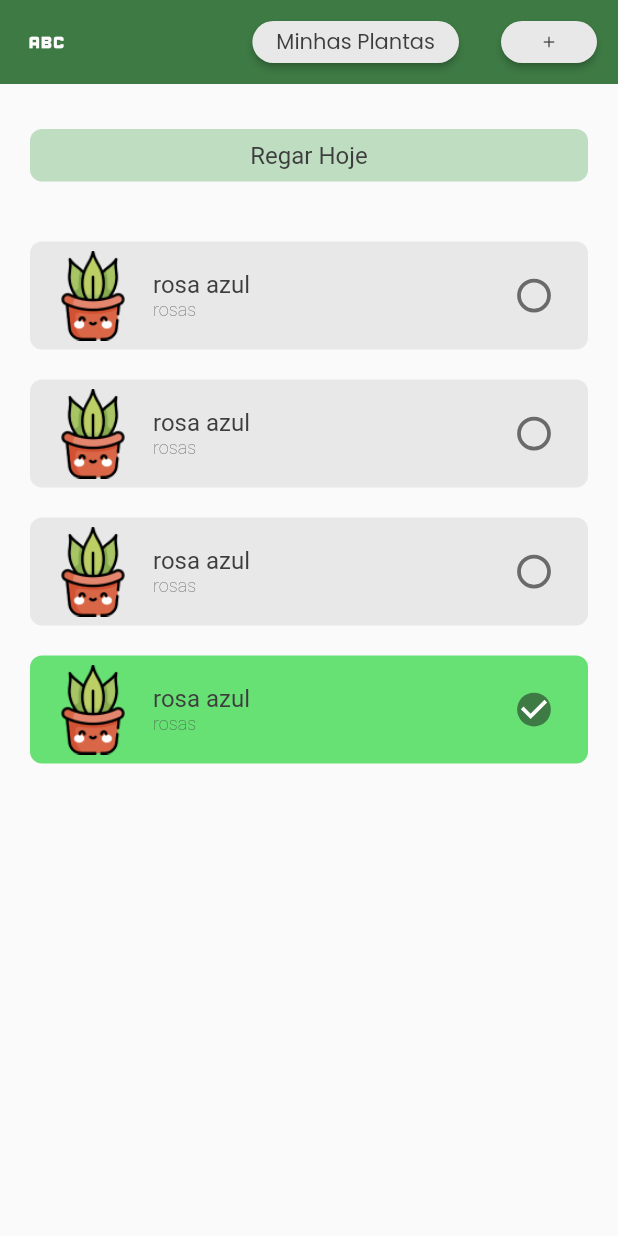
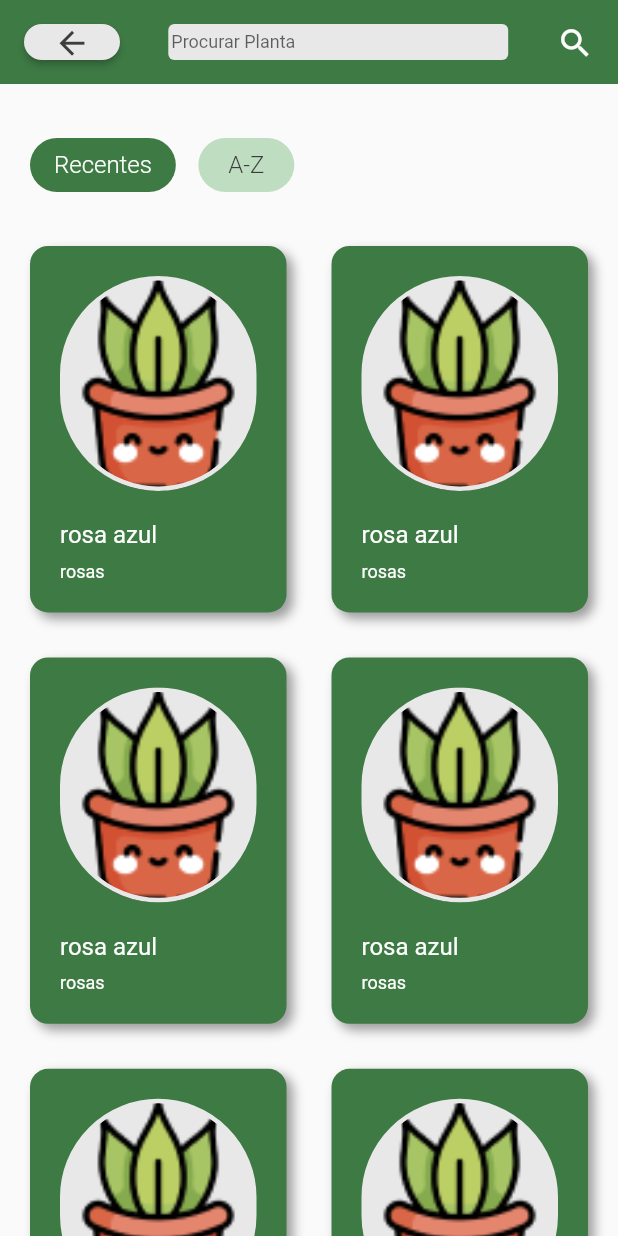
Before and after one commit to karoldm/myplants, a Flutter app: the screen it shows after launch, on a phone screen of 412 x 824 dp. Run offline on Flutter 3.47's test engine with Material 2 defaults, Android fonts, the phone set to English and light mode, and no system bars.

Commit message:
create my plants screen and search plant

```diff
--- a/lib/main.dart
+++ b/lib/main.dart
@@ -1,8 +1,9 @@
 import 'package:flutter/material.dart';
-import 'package:myplants/screens/home/HomeScreen.dart';
 
 import 'package:myplants/themes/ColorThemes.dart';
 
+import 'package:myplants/screens/home/HomeScreen.dart';
+import 'package:myplants/screens/myplants/MyPlantsScreen.dart';
 import 'package:myplants/screens/splash/SplashScreen.dart';
 
 void main() {
@@ -19,9 +20,10 @@ class MyApp extends StatelessWidget {
       debugShowCheckedModeBanner: false,
       title: 'Flutter Demo',
       theme: ThemeData(
-        primarySwatch: Colors.green,
+        primarySwatch: Colors.grey,
       ),
-      home: const HomeScreen(),
+      home: const MyPlantsScreen(),
+      //const HomeScreen(),
       //const SplashScreen(),
     );
   }
--- a/lib/models/plant.dart
+++ b/lib/models/plant.dart
@@ -26,11 +26,11 @@ class Plant {
 
     map['id'] = id;
     map['especie'] = especie;
-    map['category'] = especie;
-    map['humidity'] = especie;
-    map['sun'] = especie;
-    map['photoPath'] = especie;
-    map['rememberWater'] = especie;
+    map['category'] = category;
+    map['humidity'] = humidity;
+    map['sun'] = sun;
+    map['photoPath'] = photoPath;
+    map['rememberWater'] = rememberWater;
     map['daysWater'] = daysWater.toString();
 
     return map;
--- a/lib/screens/home/HomeScreen.dart
+++ b/lib/screens/home/HomeScreen.dart
@@ -8,7 +8,7 @@ import '../../themes/ColorThemes.dart';
 import 'PlantWaterCard.dart';
 
 class HomeScreen extends StatefulWidget {
-  const HomeScreen({super.key});
+  HomeScreen({super.key});
 
   @override
   State<HomeScreen> createState() => _HomeScreenState();
@@ -58,7 +58,7 @@ class _HomeScreenState extends State<HomeScreen> {
                 child: ElevatedButton(
                     style: ElevatedButton.styleFrom(
                         shape: const StadiumBorder(),
-                        backgroundColor: ColorThemes.gray),
+                        backgroundColor: ColorThemes.grey),
                     onPressed: myPlants,
                     child: const Text('Minhas Plantas',
                         style: TextStyle(
@@ -71,7 +71,7 @@ class _HomeScreenState extends State<HomeScreen> {
                 child: ElevatedButton(
                     style: ElevatedButton.styleFrom(
                         shape: const StadiumBorder(),
-                        backgroundColor: ColorThemes.gray),
+                        backgroundColor: ColorThemes.grey),
                     onPressed: newPlant,
                     child: const Icon(
                       Icons.add,
--- a/lib/screens/home/PlantWaterCard.dart
+++ b/lib/screens/home/PlantWaterCard.dart
@@ -10,13 +10,13 @@ class PlantWaterCard extends StatefulWidget {
   PlantWaterCard({super.key, required this.plant});
 
   @override
-  State<StatefulWidget> createState() => PlantWaterCardState(plant: plant);
+  State<StatefulWidget> createState() => _PlantWaterCardState(plant: plant);
 }
 
-class PlantWaterCardState extends State<PlantWaterCard> {
+class _PlantWaterCardState extends State<PlantWaterCard> {
   PlantWater plant;
 
-  PlantWaterCardState({required this.plant});
+  _PlantWaterCardState({required this.plant});
 
   bool check = false;
 
@@ -30,7 +30,7 @@ class PlantWaterCardState extends State<PlantWaterCard> {
                 color: ColorThemes.mediumGreen,
                 borderRadius: BorderRadius.all(Radius.circular(8)))
             : const BoxDecoration(
-                color: ColorThemes.gray,
+                color: ColorThemes.grey,
                 borderRadius: BorderRadius.all(Radius.circular(8))),
         child: Row(
           children: [
--- /dev/null
+++ b/lib/screens/myplants/MyPlantsScreen.dart
@@ -0,0 +1,210 @@
+import 'package:flutter/material.dart';
+
+import '../../models/Plant.dart';
+
+import '../../themes/ColorThemes.dart';
+import 'PlantCard.dart';
+
+class MyPlantsScreen extends StatefulWidget {
+  const MyPlantsScreen({super.key});
+
+  @override
+  State<StatefulWidget> createState() => _MyPlantsScreenState();
+}
+
+class _MyPlantsScreenState extends State<MyPlantsScreen> {
+  late TextEditingController _searchTextController = TextEditingController();
+  late MediaQueryData media = MediaQuery.of(context);
+
+  List<Plant> plants = [
+    const Plant(
+        id: 0,
+        especie: 'rosa azul',
+        category: 'rosas',
+        photoPath: 'assets/images/defaultPlantImage.png',
+        sun: 3,
+        humidity: 2,
+        rememberWater: false,
+        daysWater: []),
+    const Plant(
+        id: 2,
+        especie: 'rosa azul',
+        category: 'rosas',
+        photoPath: 'assets/images/defaultPlantImage.png',
+        sun: 3,
+        humidity: 2,
+        rememberWater: false,
+        daysWater: []),
+    const Plant(
+        id: 3,
+        especie: 'rosa azul',
+        category: 'rosas',
+        photoPath: 'assets/images/defaultPlantImage.png',
+        sun: 3,
+        humidity: 2,
+        rememberWater: false,
+        daysWater: []),
+    const Plant(
+        id: 4,
+        especie: 'rosa azul',
+        category: 'rosas',
+        photoPath: 'assets/images/defaultPlantImage.png',
+        sun: 3,
+        humidity: 2,
+        rememberWater: false,
+        daysWater: []),
+    const Plant(
+        id: 5,
+        especie: 'rosa azul',
+        category: 'rosas',
+        photoPath: 'assets/images/defaultPlantImage.png',
+        sun: 3,
+        humidity: 2,
+        rememberWater: false,
+        daysWater: []),
+    const Plant(
+        id: 6,
+        especie: 'rosa vermelha',
+        category: 'rosas',
+        photoPath: 'assets/images/defaultPlantImage.png',
+        sun: 3,
+        humidity: 2,
+        rememberWater: false,
+        daysWater: []),
+  ];
+
+  List<Plant> plantsToDisplay = [];
+
+  @override
+  void initState() {
+    for (var p in plants) {
+      plantsToDisplay.add(p);
+    }
+    super.initState();
+  }
+
+  @override
+  Widget build(BuildContext context) {
+    return Scaffold(
+        appBar: AppBar(
+          backgroundColor: ColorThemes.darkGreen,
+          elevation: 0,
+          title: const Text(''),
+          actions: [
+            Expanded(
+              child: Padding(
+                padding: const EdgeInsets.all(16),
+                child: Row(
+                  mainAxisAlignment: MainAxisAlignment.spaceBetween,
+                  children: [
+                    ElevatedButton(
+                        style: ElevatedButton.styleFrom(
+                            shape: const StadiumBorder(),
+                            backgroundColor: ColorThemes.grey),
+                        onPressed: back,
+                        child: const Icon(Icons.arrow_back,
+                            color: ColorThemes.dark, size: 25)),
+                    Container(
+                      padding: const EdgeInsets.only(left: 2),
+                      decoration: const BoxDecoration(
+                          color: ColorThemes.grey,
+                          borderRadius: BorderRadius.all(Radius.circular(4))),
+                      width: media.size.width * 0.55,
+                      child: TextField(
+                        style: const TextStyle(fontSize: 14),
+                        decoration: const InputDecoration(
+                            hintText: 'Procurar Planta',
+                            hintStyle: TextStyle(fontSize: 12),
+                            enabledBorder: InputBorder.none,
+                            focusedBorder: InputBorder.none,
+                            border: OutlineInputBorder(),
+                            focusColor: ColorThemes.dark),
+                        controller: _searchTextController,
+                        onChanged: (value) {
+                          setState(() {
+                            plantsToDisplay.clear();
+                            for (var p in plants) {
+                              plantsToDisplay.add(p);
+                            }
+                            if (value != '') {
+                              plantsToDisplay.removeWhere((plant) =>
+                                  !(plant.especie.contains(value) ||
+                                      plant.category.contains(value)));
+                            }
+                          });
+                        },
+                      ),
+                    ),
+                    const Icon(Icons.search,
+                        color: ColorThemes.light, size: 25),
+                  ],
+                ),
+              ),
+            ),
+          ],
+        ),
+        body: Column(
+          children: [
+            Row(
+              mainAxisAlignment: MainAxisAlignment.start,
+              crossAxisAlignment: CrossAxisAlignment.center,
+              children: [
+                Padding(
+                  padding: const EdgeInsets.fromLTRB(20, 30, 0, 0),
+                  child: ElevatedButton(
+                    onPressed: () {},
+                    style: ElevatedButton.styleFrom(
+                      elevation: 0,
+                      padding: const EdgeInsets.symmetric(
+                          vertical: 0, horizontal: 16),
+                      backgroundColor: ColorThemes.darkGreen,
+                      shape: const StadiumBorder(),
+                    ),
+                    child: const Text(
+                      'Recentes',
+                      style: TextStyle(
+                          color: ColorThemes.light,
+                          fontSize: 16,
+                          fontWeight: FontWeight.w300),
+                    ),
+                  ),
+                ),
+                Padding(
+                  padding: const EdgeInsets.fromLTRB(15, 30, 0, 0),
+                  child: ElevatedButton(
+                    onPressed: () {},
+                    style: ElevatedButton.styleFrom(
+                      elevation: 0,
+                      padding: const EdgeInsets.symmetric(
+                          vertical: 0, horizontal: 16),
+                      backgroundColor: ColorThemes.lightGreen,
+                      shape: const StadiumBorder(),
+                    ),
+                    child: const Text(
+                      'A-Z',
+                      style: TextStyle(
+                          color: ColorThemes.dark,
+                          fontSize: 16,
+                          fontWeight: FontWeight.w300),
+                    ),
+                  ),
+                ),
+              ],
+            ),
+            Flexible(
+                child: GridView.count(
+              padding: const EdgeInsets.symmetric(vertical: 30, horizontal: 20),
+              crossAxisCount: 2,
+              mainAxisSpacing: 30,
+              crossAxisSpacing: 30,
+              childAspectRatio: 0.7,
+              children: List.generate(plantsToDisplay.length, (index) {
+                return PlantCard(plant: plantsToDisplay[index]);
+              }),
+            ))
+          ],
+        ));
+  }
+}
+
+void back() {}
--- /dev/null
+++ b/lib/screens/myplants/PlantCard.dart
@@ -0,0 +1,66 @@
+import 'package:flutter/material.dart';
+
+import '../../models/Plant.dart';
+import '../../themes/ColorThemes.dart';
+
+class PlantCard extends StatelessWidget {
+  final Plant plant;
+
+  const PlantCard({super.key, required this.plant});
+
+  @override
+  Widget build(BuildContext context) {
+    return InkWell(
+        onTap: () => toPlant(plant),
+        child: Container(
+          padding: const EdgeInsets.all(20),
+          decoration: BoxDecoration(
+            color: ColorThemes.darkGreen,
+            borderRadius: const BorderRadius.all(Radius.circular(12)),
+            boxShadow: [
+              BoxShadow(
+                color: ColorThemes.dark.withOpacity(0.5),
+                blurRadius: 6,
+                offset: const Offset(4, 4), // changes position of shadow
+              ),
+            ],
+          ),
+          child: Column(
+              mainAxisAlignment: MainAxisAlignment.center,
+              crossAxisAlignment: CrossAxisAlignment.start,
+              children: [
+                Expanded(
+                    child: Container(
+                  decoration: BoxDecoration(
+                      border: Border.all(color: ColorThemes.grey, width: 3),
+                      image: DecorationImage(
+                          image: AssetImage(plant.photoPath),
+                          fit: BoxFit.cover),
+                      color: ColorThemes.grey,
+                      borderRadius:
+                          const BorderRadius.all(Radius.circular(100))),
+                )),
+                Padding(
+                    padding: const EdgeInsets.fromLTRB(0, 20, 0, 8),
+                    child: Text(
+                      plant.especie,
+                      style: const TextStyle(
+                          fontSize: 16,
+                          color: ColorThemes.light,
+                          fontWeight: FontWeight.w400),
+                    )),
+                Text(
+                  plant.category,
+                  style: const TextStyle(
+                      fontSize: 12,
+                      color: ColorThemes.light,
+                      fontWeight: FontWeight.w400),
+                )
+              ]),
+        ));
+  }
+}
+
+void toPlant(Plant plant) {
+  print(plant.id.toString());
+}
--- a/lib/themes/ColorThemes.dart
+++ b/lib/themes/ColorThemes.dart
@@ -6,6 +6,6 @@ class ColorThemes {
   static const mediumGreen = Color(0xff67E074);
   static const light = Color(0xffFDFDFD);
   static const dark = Color(0xff3D3D3D);
-  static const gray = Color(0xffE8E8E8);
+  static const grey = Color(0xffE8E8E8);
   static const red = Color(0xffFF6C6C);
 }
```
Also changed, not shown: 1 other file.
